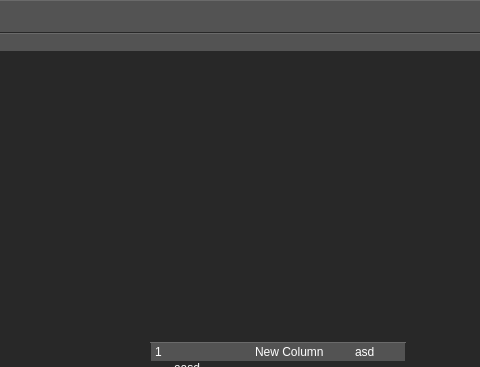
The window that Source/GUI/MainWindow.ui (Adelost/Ultimate-Coffee) describes before a commit, drawn with Qt 5; both pictures show x 263 to 743 and y 0 to 367 of the 1018 by 738 pixel window.
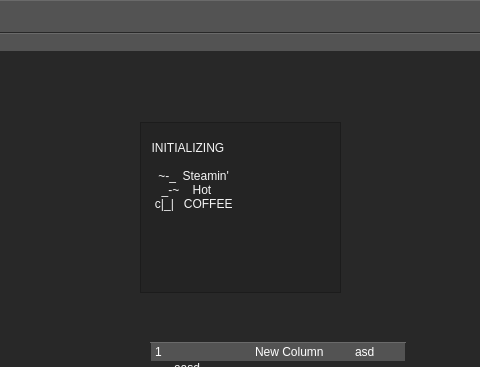
The same window after the commit. Icons and pictures are not drawn.

Commit message: Added Coffee console

```diff
--- a/Source/GUI/MainWindow.ui
+++ b/Source/GUI/MainWindow.ui
@@ -636,6 +636,25 @@
      </item>
     </item>
    </widget>
+   <widget class="QPlainTextEdit" name="plainTextEdit">
+    <property name="geometry">
+     <rect>
+      <x>320</x>
+      <y>70</y>
+      <width>201</width>
+      <height>171</height>
+     </rect>
+    </property>
+    <property name="plainText">
+     <string>  	
+  INITIALIZING	
+
+    ~-_  Steamin'	
+     _-~    Hot
+   c|_|   COFFEE	
+  </string>
+    </property>
+   </widget>
   </widget>
   <widget class="QToolBar" name="contextBar">
    <attribute name="toolBarArea">
```
The commit also changes 6 other files.
